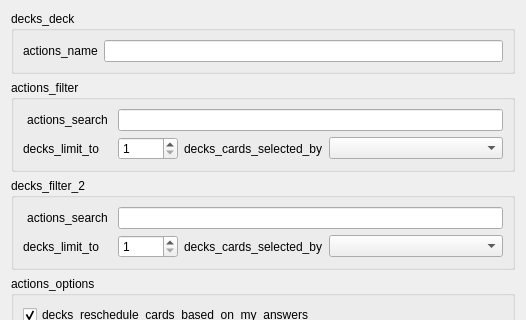
Above: qt/aqt/forms/filtered_deck.ui from ankitects/anki before the change; both pictures show x 0 to 526 and y 0 to 320 of the 526 by 587 pixel window. Below: the same form after it.
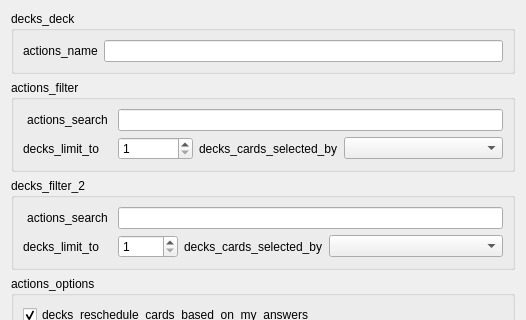
That is the form after the change.

Commit message:
Fix (UI) / Increase width of "Limit to" QSpinBox (Filtered Decks)
Increased the width from 60 px to 75 px, so that there is always enough space, even in the case of large numbers (e.g., 99999).

Patch:
```diff
--- a/qt/aqt/forms/filtered_deck.ui
+++ b/qt/aqt/forms/filtered_deck.ui
@@ -87,7 +87,7 @@
        <widget class="QSpinBox" name="limit">
         <property name="maximumSize">
          <size>
-          <width>60</width>
+          <width>75</width>
           <height>16777215</height>
          </size>
         </property>
```
